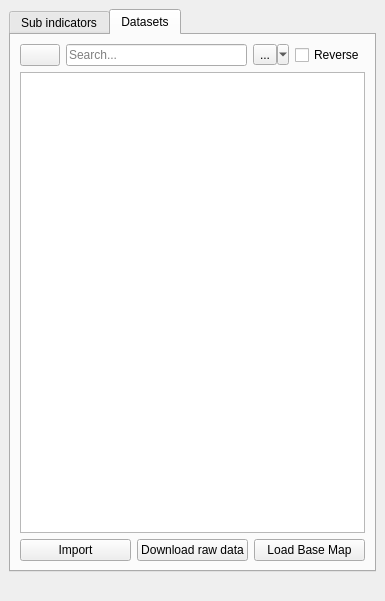
This is LDMP/gui/WidgetMain.ui in ConservationInternational/trends.earth as Qt 5 draws it before an edit. The edited form follows.
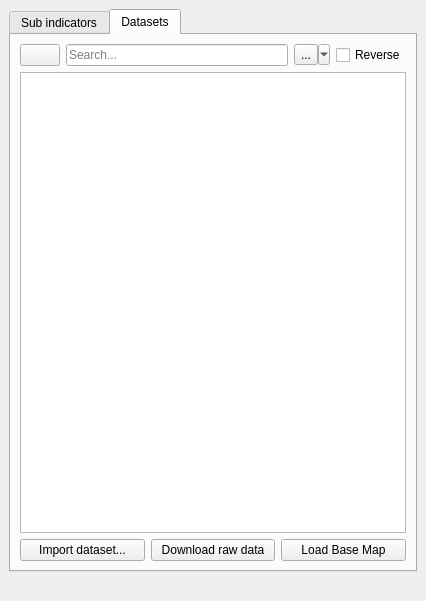
This is the edited form. The open tabs and pages were chosen to show the change. Custom widgets are drawn as their Qt base class.

Commit message:
Refactor dataset imports (#447)
Refactor data import code and widgets

Patch:
```diff
--- a/LDMP/gui/WidgetMain.ui
+++ b/LDMP/gui/WidgetMain.ui
@@ -6,7 +6,7 @@
    <rect>
     <x>0</x>
     <y>0</y>
-    <width>385</width>
+    <width>426</width>
     <height>601</height>
    </rect>
   </property>
@@ -116,7 +116,7 @@
              <string>Import external datasets from a local directory into Trends.Earth</string>
             </property>
             <property name="text">
-             <string>Import</string>
+             <string>Import dataset...</string>
             </property>
            </widget>
           </item>
```
Left out of the diff: 7 changed lines with no effect on the pictures. The commit also changes 13 other files.
